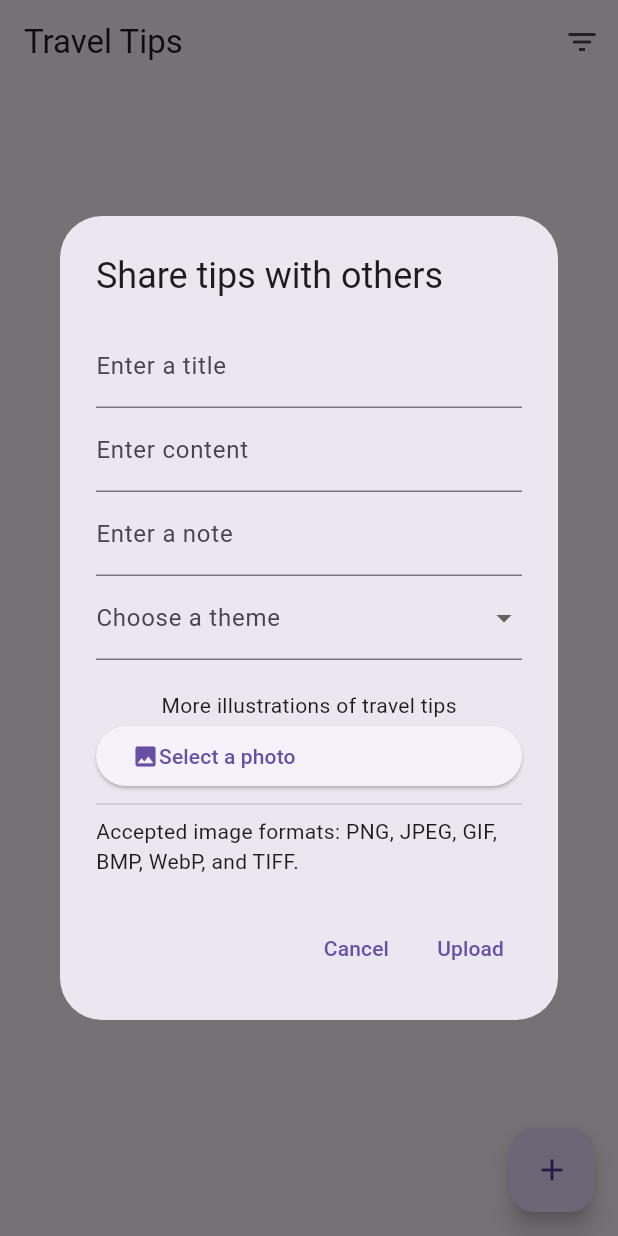
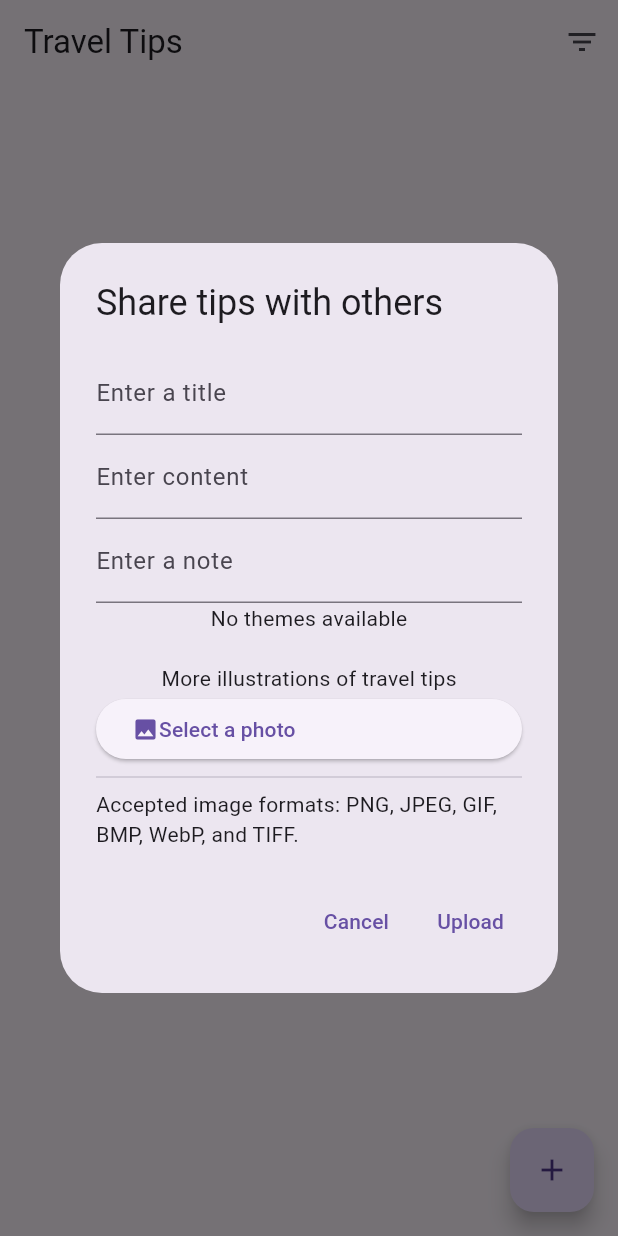
Before and after one commit to tranMinhTien2k3/Mobile_App_Travel_Community, a Flutter app: the expPage screen opened by its route, after a tap on the "add" icon, on a phone screen of 412 x 824 dp. Run offline on Flutter 3.47's test engine with Material 3 defaults, Android fonts, the phone set to English and light mode, and no system bars; our stand-ins replace animated_text_kit, carousel_slider, cloud_firestore, dartz, dio, firebase_auth and 18 more; missing offline and left inert: comment_box, flutter_facebook_auth; accounts and stored records are empty.

Commit message:
add theme in create tip in data

```diff
--- a/lib/Widgets/creat_tip.dart
+++ b/lib/Widgets/creat_tip.dart
@@ -4,6 +4,7 @@ import 'package:firebase_database/firebase_database.dart';
 import 'package:flutter/material.dart';
 import 'package:image_picker/image_picker.dart';
 import 'package:travel_app/Widgets/notify.dart';
+import 'package:travel_app/databases/dataTheme.dart';
 import 'package:uuid/uuid.dart';
 import 'package:firebase_storage/firebase_storage.dart';
 import 'dart:io';
@@ -27,8 +28,7 @@ class _CreateTipState extends State<CreateTip> {
   String _notes = '';
   String _selectedTopic = '';
   List<String> imageUrls = [];
-  final List<String> _topics = ['theme 1', 'theme 2', 'theme 3'];
-
+  final TextEditingController _newTopicController = TextEditingController();
   void _saveForm() async {
     if (_formKey.currentState!.validate()) {
       _formKey.currentState!.save();
@@ -99,24 +99,100 @@ class _CreateTipState extends State<CreateTip> {
                   _notes = value!;
                 },
               ),
+              FutureBuilder<List<String>>(
+                future: getAllThemes(),
+                builder: (context, snapshot) {
+                  if (snapshot.connectionState == ConnectionState.waiting) {
+                    return Center(child: CircularProgressIndicator());
+                  } else if (snapshot.hasError) {
+                    return Center(child: Text('Error fetching themes'));
+                  } else if (!snapshot.hasData || snapshot.data!.isEmpty) {
+                    return Center(child: Text('No themes available'));
+                  } else {
+                    return Column(
+                      children: [
                         DropdownButtonFormField<String>(
-                decoration: InputDecoration(labelText: 'Choose a theme'),
-                items: _topics.map((String value) {
+                          decoration: InputDecoration(
+                            labelText: _selectedTopic.isNotEmpty
+                                ? _selectedTopic
+                                : 'Choose a theme',
+                          ),
+                          items: [
+                            ...snapshot.data!.map((String value) {
                               return DropdownMenuItem<String>(
                                 value: value,
                                 child: Text(value),
                               );
-                }).toList(),
+                            }),
+                            const DropdownMenuItem<String>(
+                              value: 'New Topic',
+                              child: Text('Add new topic...'),
+                            ),
+                          ],
                           validator: (value) {
-                  if (value == null || value.isEmpty) {
+                            if (_selectedTopic.isEmpty) {
                               return 'Please select a theme';
                             }
                             return null;
                           },
                           onChanged: (value) {
                             setState(() {
+                              if (value == 'New Topic') {
+                                showDialog(
+                                  context: context,
+                                  builder: (BuildContext context) {
+                                    return AlertDialog(
+                                      title: Text('Enter New Topic'),
+                                      content: TextFormField(
+                                        controller: _newTopicController,
+                                        decoration: InputDecoration(
+                                            labelText: 'Enter new topic'),
+                                        validator: (value) {
+                                          if (value == null || value.isEmpty) {
+                                            return 'Please enter a new topic';
+                                          }
+                                          return null;
+                                        },
+                                        onSaved: (value) {
+                                          // No need for onSaved here
+                                        },
+                                      ),
+                                      actions: <Widget>[
+                                        TextButton(
+                                          child: Text('Cancel'),
+                                          onPressed: () {
+                                            Navigator.of(context).pop();
+                                          },
+                                        ),
+                                        TextButton(
+                                          child: Text('Save'),
+                                          onPressed: () {
+                                            if (_newTopicController
+                                                .text.isNotEmpty) {
+                                              setState(() {
+                                                _selectedTopic =
+                                                    _newTopicController.text;
+                                              });
+                                              Navigator.of(context).pop();
+                                            }
+                                          },
+                                        ),
+                                      ],
+                                    );
+                                  },
+                                );
+                              } else {
                                 _selectedTopic = value!;
+                              }
                             });
+                          },
+                          onSaved: (value) {
+                            _selectedTopic = value!;
+                          },
+                        ),
+                      ],
+                    );
+                  }
                 },
               ),
               SizedBox(height: 20),
```
Lines whose indentation alone changed are shown as unchanged.
